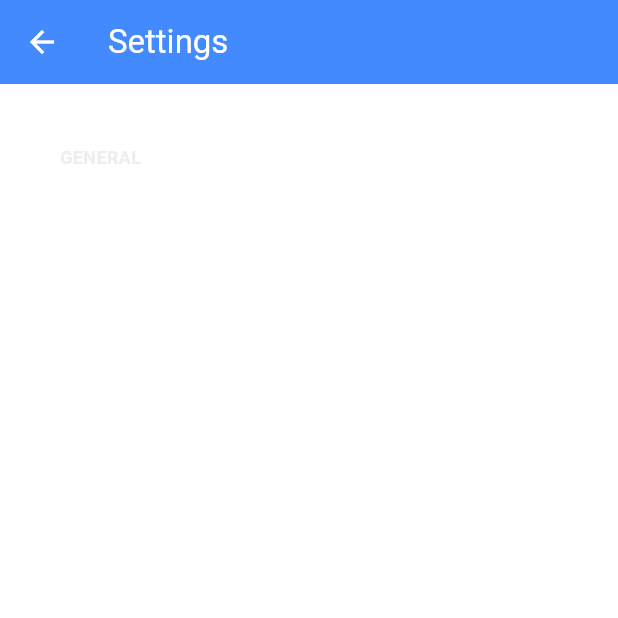
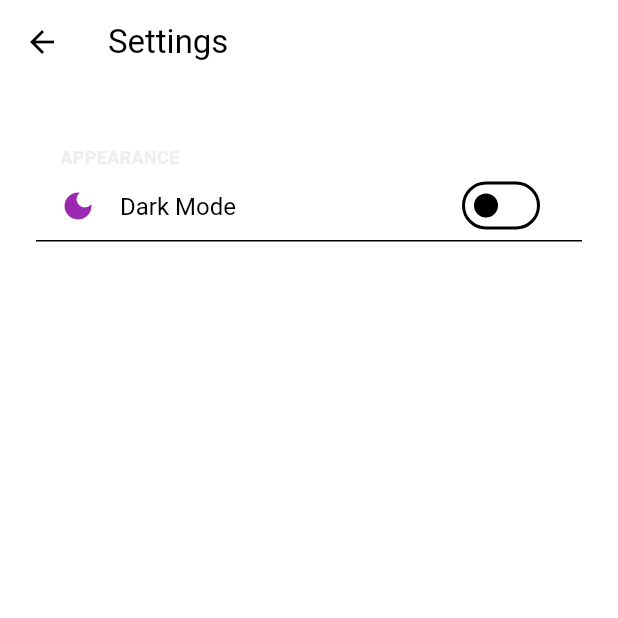
Before and after one commit to AnnambhotlaK/workout_tracker_app, a Flutter app: the SettingsPage screen opened directly, on a phone screen of 412 x 824 dp, the top half of it. Run offline on Flutter 3.47's test engine with Material 3 defaults, Android fonts, the phone set to English and light mode, and no system bars; drawn by our look-alikes of flutter_settings_screens; our stand-ins replace fl_chart, flutter_heatmap_calendar, hive, hive_flutter, shared_preferences and 1 more; missing offline and left inert: dart:ffi, week_number; accounts and stored records are empty.

Commit message:
Finished adding dark mode switch
Next want to fix exercise/set issues + put weight and reps on same line. Then reexamine database, auth, etc.

```diff
--- a/lib/pages/settings_page.dart
+++ b/lib/pages/settings_page.dart
@@ -3,6 +3,12 @@
  */
 import 'package:flutter/material.dart';
 import 'package:flutter_settings_screens/flutter_settings_screens.dart';
+import 'package:provider/provider.dart';
+
+import '../theme/theme_provider.dart';
+
+// Setting keys
+const String keyDarkMode = 'key-dark-mode';
 
 class SettingsPage extends StatefulWidget {
   const SettingsPage({super.key});
@@ -13,11 +19,14 @@ class SettingsPage extends StatefulWidget {
 class _SettingsPageState extends State<SettingsPage> {
   @override
   Widget build(BuildContext context) {
+    // Initialize ThemeProvider for dark mode
+    final themeProvider = Provider.of<ThemeProvider>(context, listen: false);
+
     return Scaffold(
         appBar: AppBar(
           title: const Text('Settings'),
-          backgroundColor: Colors.blueAccent,
-          foregroundColor: Colors.white,
+          backgroundColor: Theme.of(context).appBarTheme.backgroundColor,
+          foregroundColor: Theme.of(context).appBarTheme.foregroundColor,
         ),
         body: SafeArea(
             child: ListView(
@@ -25,9 +34,9 @@ class _SettingsPageState extends State<SettingsPage> {
               // SETTINGS OPTIONS
               children: [
                 SettingsGroup(
-                    title: 'General',
+                    title: 'Appearance',
                     children: [
-                      //buildDarkMode(),
+                      _buildDarkModeSwitch(themeProvider),
                     ]
                 )
               ],
@@ -36,17 +45,17 @@ class _SettingsPageState extends State<SettingsPage> {
     );
   }
 
-  /*
-  Widget buildDarkMode() =>
-      SwitchSettingsTile(
-        title: 'Dark Mode',
-        //settingKey: SettingsPage.keyDarkMode,
-        leading: Icon(Icons.dark_mode, color: Colors.purple),
-        onChange: (isDarkMode) {
-          setState(() {
-            isDarkMode = !isDarkMode;
-          });
-        },
-      );
-      */
+  Widget _buildDarkModeSwitch(ThemeProvider themeProvider) {
+    bool isCurrentlyDark;
+
+    return SwitchSettingsTile(
+      settingKey: keyDarkMode,
+      title: 'Dark Mode',
+      leading: Icon(Icons.dark_mode, color: Colors.purple),
+      onChange: (bool isDarkModeOn) {
+        themeProvider.toggleTheme(isDarkModeOn);
+      },
+    );
+  }
+
 }
--- /dev/null
+++ b/lib/theme/theme_provider.dart
@@ -0,0 +1,51 @@
+import 'package:flutter/material.dart';
+import 'package:shared_preferences/shared_preferences.dart';
+
+class ThemeProvider with ChangeNotifier {
+  static const String _themeModeKey = 'themeMode';
+  ThemeMode _themeMode = ThemeMode.system;
+
+  ThemeMode get themeMode => _themeMode;
+
+  ThemeProvider() {
+    _loadThemeMode(); // Load saved theme on initialization
+  }
+
+  // load _themeMode from shared preferences
+  Future<void> _loadThemeMode() async {
+    final prefs = await SharedPreferences.getInstance();
+    final String? savedThemeMode = prefs.getString(_themeModeKey);
+
+    if (savedThemeMode == 'light') {
+      _themeMode = ThemeMode.light;
+    } else if (savedThemeMode == 'dark') {
+      _themeMode = ThemeMode.dark;
+    } else {
+      _themeMode = ThemeMode.system; // Default or if no preference saved
+    }
+    notifyListeners();
+  }
+
+  // Update _themeMode universally
+  Future<void> setThemeMode(ThemeMode mode) async {
+    if (_themeMode == mode) return; // No change
+
+    _themeMode = mode;
+    notifyListeners();
+
+    // Persist the choice
+    final prefs = await SharedPreferences.getInstance();
+    if (mode == ThemeMode.light) {
+      await prefs.setString(_themeModeKey, 'light');
+    } else if (mode == ThemeMode.dark) {
+      await prefs.setString(_themeModeKey, 'dark');
+    } else {
+      await prefs.remove(_themeModeKey); // Or set to 'system'
+    }
+  }
+
+  // Helper to toggle between light and dark (ignoring system for direct toggle)
+  Future<void> toggleTheme(bool isDarkMode) async {
+    await setThemeMode(isDarkMode ? ThemeMode.dark : ThemeMode.light);
+  }
+}
```
Also changed, not shown: lib/main.dart (+10 -3 lines), lib/theme/theme.dart (renamed from lib/theme.dart).
